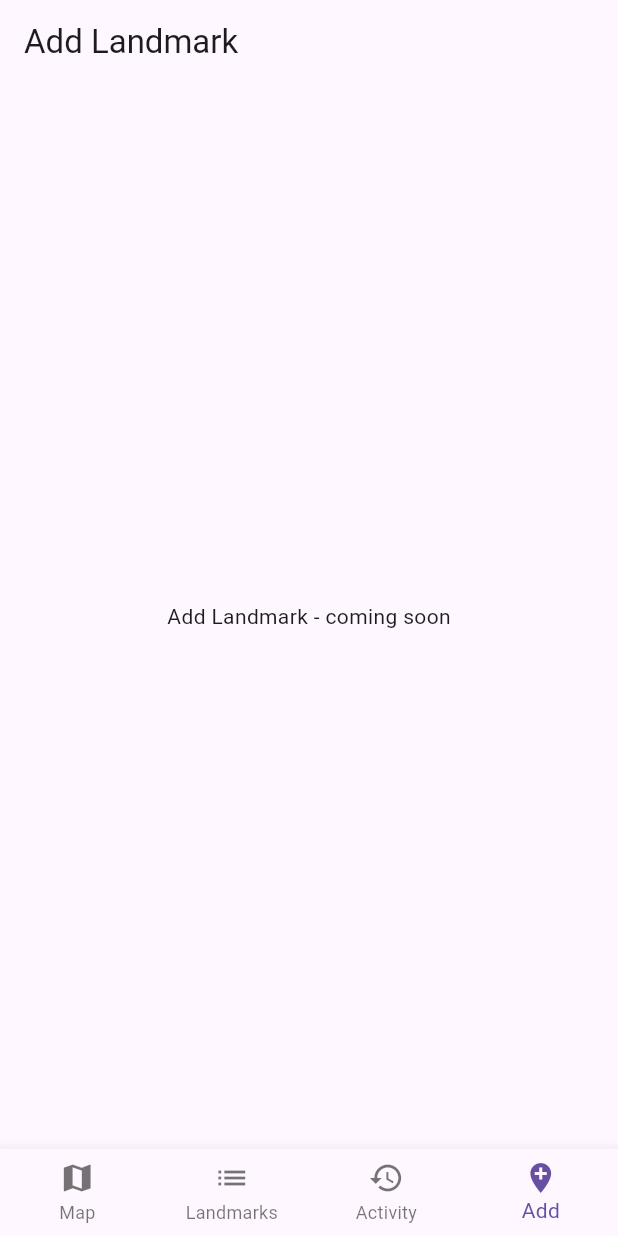
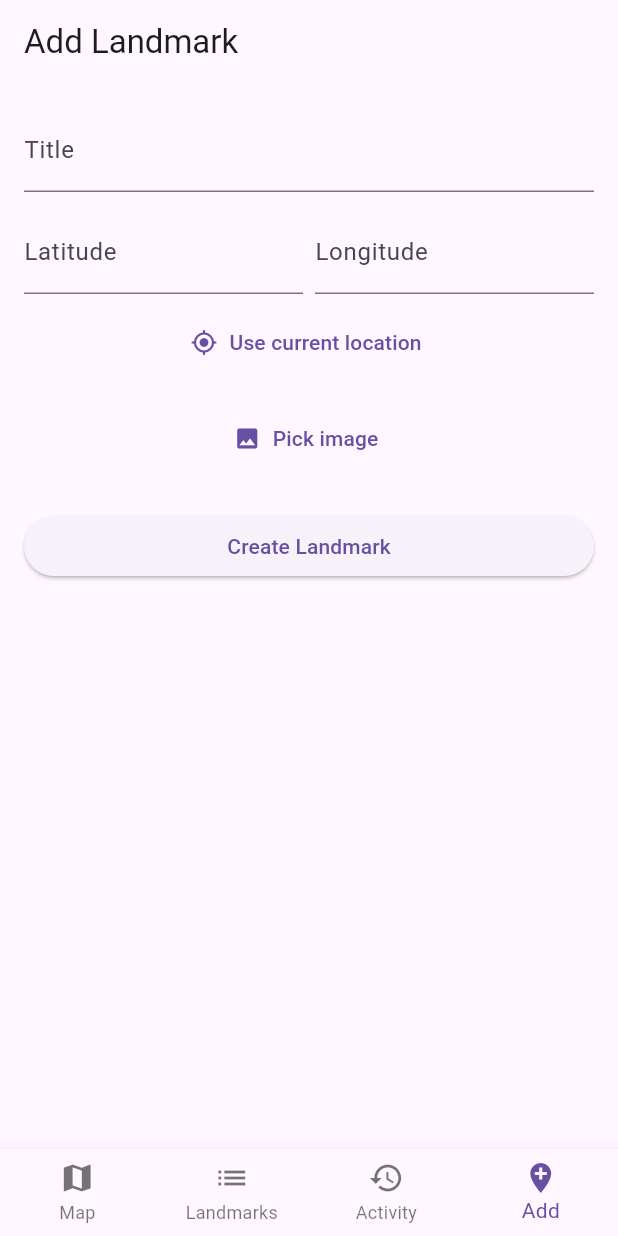
Before and after one commit to Waku219/smart_landmark, a Flutter app: the screen it shows after launch, item 4 of the bottom bar chosen, on a phone screen of 412 x 824 dp. Run offline on Flutter 3.47's test engine with Material 3 defaults, Android fonts, the phone set to English and light mode, and no system bars; our stand-ins replace flutter_map, geolocator, image_picker, latlong2; network calls fail.

Commit message:
Add Landmark feature with GPS auto-fetch and multipart image upload

```diff
--- /dev/null
+++ b/lib/add_landmark_screen.dart
@@ -0,0 +1,153 @@
+import 'dart:io';
+import 'package:flutter/material.dart';
+import 'package:image_picker/image_picker.dart';
+import 'api_service.dart';
+import 'location_service.dart';
+
+class AddLandmarkScreen extends StatefulWidget {
+  const AddLandmarkScreen({super.key});
+
+  @override
+  State<AddLandmarkScreen> createState() => _AddLandmarkScreenState();
+}
+
+class _AddLandmarkScreenState extends State<AddLandmarkScreen> {
+  final ApiService _apiService = ApiService();
+  final LocationService _locationService = LocationService();
+  final TextEditingController _titleController = TextEditingController();
+  final TextEditingController _latController = TextEditingController();
+  final TextEditingController _lonController = TextEditingController();
+
+  File? _pickedImage;
+  bool _isSubmitting = false;
+
+  Future<void> _pickImage() async {
+    final picker = ImagePicker();
+    final picked = await picker.pickImage(source: ImageSource.gallery);
+    if (picked != null) {
+      setState(() {
+        _pickedImage = File(picked.path);
+      });
+    }
+  }
+
+  Future<void> _autoFetchLocation() async {
+    try {
+      final position = await _locationService.getCurrentLocation();
+      setState(() {
+        _latController.text = position.latitude.toString();
+        _lonController.text = position.longitude.toString();
+      });
+    } catch (e) {
+      if (!mounted) return;
+      ScaffoldMessenger.of(context).showSnackBar(
+        SnackBar(content: Text('Could not get location: $e')),
+      );
+    }
+  }
+
+  Future<void> _submit() async {
+    if (_titleController.text.isEmpty ||
+        _latController.text.isEmpty ||
+        _lonController.text.isEmpty ||
+        _pickedImage == null) {
+      ScaffoldMessenger.of(context).showSnackBar(
+        const SnackBar(content: Text('Please fill all fields and pick an image.')),
+      );
+      return;
+    }
+
+    setState(() {
+      _isSubmitting = true;
+    });
+
+    try {
+      await _apiService.createLandmark(
+        title: _titleController.text,
+        lat: double.parse(_latController.text),
+        lon: double.parse(_lonController.text),
+        imageFile: _pickedImage!,
+      );
+
+      if (!mounted) return;
+      ScaffoldMessenger.of(context).showSnackBar(
+        const SnackBar(content: Text('Landmark created successfully!')),
+      );
+
+      _titleController.clear();
+      _latController.clear();
+      _lonController.clear();
+      setState(() {
+        _pickedImage = null;
+      });
+    } catch (e) {
+      if (!mounted) return;
+      ScaffoldMessenger.of(context).showSnackBar(
+        SnackBar(content: Text('Error: $e')),
+      );
+    } finally {
+      if (mounted) {
+        setState(() {
+          _isSubmitting = false;
+        });
+      }
+    }
+  }
+
+  @override
+  Widget build(BuildContext context) {
+    return SingleChildScrollView(
+      padding: const EdgeInsets.all(16),
+      child: Column(
+        crossAxisAlignment: CrossAxisAlignment.stretch,
+        children: [
+          TextField(
+            controller: _titleController,
+            decoration: const InputDecoration(labelText: 'Title'),
+          ),
+          const SizedBox(height: 12),
+          Row(
+            children: [
+              Expanded(
+                child: TextField(
+                  controller: _latController,
+                  decoration: const InputDecoration(labelText: 'Latitude'),
+                  keyboardType: const TextInputType.numberWithOptions(decimal: true, signed: true),
+                ),
+              ),
+              const SizedBox(width: 8),
+              Expanded(
+                child: TextField(
+                  controller: _lonController,
+                  decoration: const InputDecoration(labelText: 'Longitude'),
+                  keyboardType: const TextInputType.numberWithOptions(decimal: true, signed: true),
+                ),
+              ),
+            ],
+          ),
+          const SizedBox(height: 8),
+          TextButton.icon(
+            onPressed: _autoFetchLocation,
+            icon: const Icon(Icons.my_location),
+            label: const Text('Use current location'),
+          ),
+          const SizedBox(height: 16),
+          if (_pickedImage != null)
+            Image.file(_pickedImage!, height: 150),
+          TextButton.icon(
+            onPressed: _pickImage,
+            icon: const Icon(Icons.image),
+            label: const Text('Pick image'),
+          ),
+          const SizedBox(height: 24),
+          ElevatedButton(
+            onPressed: _isSubmitting ? null : _submit,
+            child: _isSubmitting
+                ? const CircularProgressIndicator()
+                : const Text('Create Landmark'),
+          ),
+        ],
+      ),
+    );
+  }
+}
--- a/lib/api_service.dart
+++ b/lib/api_service.dart
@@ -1,6 +1,7 @@
 import 'dart:convert';
 import 'package:http/http.dart' as http;
 import 'landmark.dart';
+import 'dart:io';
 
 class ApiService {
   static const String baseUrl =
@@ -72,4 +73,27 @@ class ApiService {
       );
     }
   }
+  Future<void> createLandmark({
+    required String title,
+    required double lat,
+    required double lon,
+    required File imageFile,
+  }) async {
+    final url = Uri.parse('$baseUrl?action=create_landmark&key=$apiKey');
+    final request = http.MultipartRequest('POST', url);
+
+    request.fields['title'] = title;
+    request.fields['lat'] = lat.toString();
+    request.fields['lon'] = lon.toString();
+    request.files.add(
+      await http.MultipartFile.fromPath('image', imageFile.path),
+    );
+
+    final streamedResponse = await request.send();
+    final response = await http.Response.fromStream(streamedResponse);
+
+    if (response.statusCode != 200) {
+      throw Exception('Failed to create landmark: ${response.statusCode}');
+    }
+  }
 }
--- a/lib/main.dart
+++ b/lib/main.dart
@@ -2,7 +2,7 @@ import 'package:flutter/material.dart';
 import 'landmarks_list_screen.dart';
 import 'map_screen.dart';
 import 'activity_screen.dart';
-
+import 'add_landmark_screen.dart';
 
 void main() {
   runApp(const MyApp());
@@ -14,6 +14,7 @@ class MyApp extends StatelessWidget {
   @override
   Widget build(BuildContext context) {
     return MaterialApp(
+      debugShowCheckedModeBanner: false,
       home: const MainNavigation(),
     );
   }
@@ -32,8 +33,8 @@ class _MainNavigationState extends State<MainNavigation> {
   final List<Widget> _screens = [
     const MapScreen(),
     const LandmarksListScreen(),
-    const Center(child: Text('Activity Screen - coming soon')),
-    const Center(child: Text('Add Landmark - coming soon')),
+    const ActivityScreen(),
+    const AddLandmarkScreen(),
   ];
 
   final List<String> _titles = [
@@ -46,21 +47,40 @@ class _MainNavigationState extends State<MainNavigation> {
   @override
   Widget build(BuildContext context) {
     return Scaffold(
-      appBar: AppBar(title: Text(_titles[_selectedIndex])),
+      appBar: AppBar(
+        title: Text(_titles[_selectedIndex]),
+      ),
+
       body: _screens[_selectedIndex],
+
       bottomNavigationBar: BottomNavigationBar(
         currentIndex: _selectedIndex,
+
         onTap: (index) {
           setState(() {
             _selectedIndex = index;
           });
         },
+
         type: BottomNavigationBarType.fixed,
+
         items: const [
-          BottomNavigationBarItem(icon: Icon(Icons.map), label: 'Map'),
-          BottomNavigationBarItem(icon: Icon(Icons.list), label: 'Landmarks'),
-          BottomNavigationBarItem(icon: Icon(Icons.history), label: 'Activity'),
-          BottomNavigationBarItem(icon: Icon(Icons.add_location), label: 'Add'),
+          BottomNavigationBarItem(
+            icon: Icon(Icons.map),
+            label: 'Map',
+          ),
+          BottomNavigationBarItem(
+            icon: Icon(Icons.list),
+            label: 'Landmarks',
+          ),
+          BottomNavigationBarItem(
+            icon: Icon(Icons.history),
+            label: 'Activity',
+          ),
+          BottomNavigationBarItem(
+            icon: Icon(Icons.add_location),
+            label: 'Add',
+          ),
         ],
       ),
     );
--- a/pubspec.yaml
+++ b/pubspec.yaml
@@ -42,6 +42,7 @@ dev_dependencies:
   flutter_map: ^7.0.2
   latlong2: ^0.9.1
   geolocator: ^13.0.1
+  image_picker: ^1.1.2
 
 
   # The "flutter_lints" package below contains a set of recommended lints to
```
Also changed, not shown: pubspec.lock, 5 other files.
